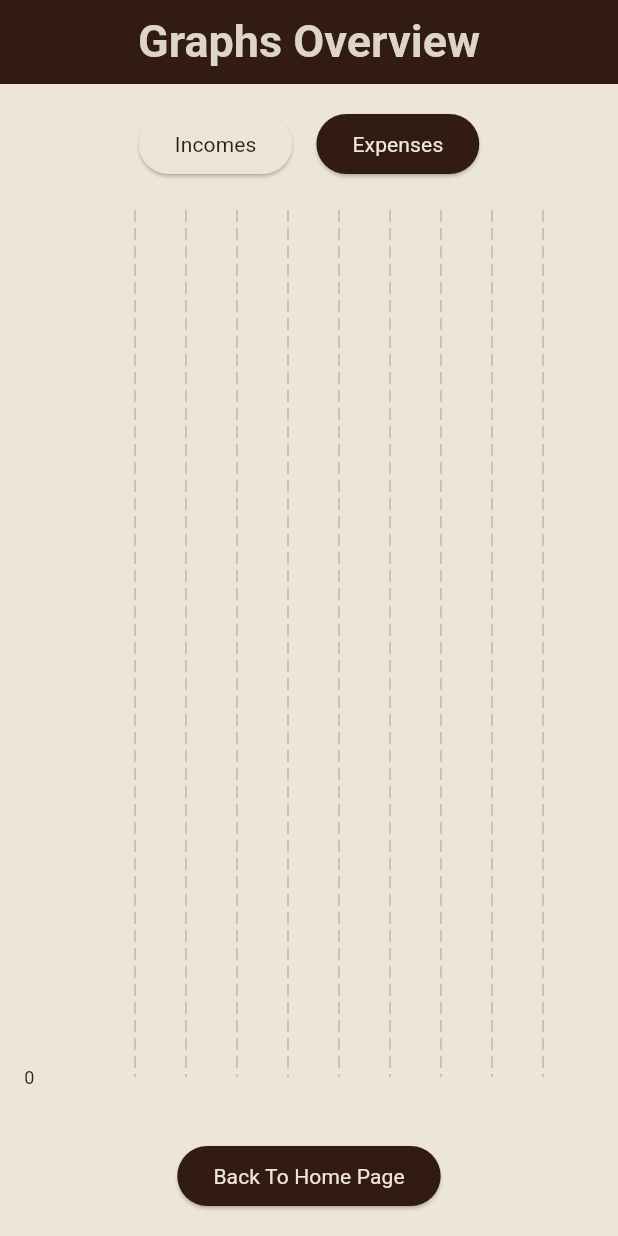
After one commit to Ismail-Saud/ExpenseTracker, a Flutter app: the screen it shows once a user with an empty profile is signed in, after a tap on "View Bar Graph", on a phone screen of 412 x 824 dp. The commit adds this screen. Run offline on Flutter 3.47's test engine with Material 3 defaults, Android fonts, the phone set to English and light mode, and no system bars; drawn by our look-alikes of fl_chart; our stand-ins replace cloud_firestore, firebase_auth, firebase_core; accounts and stored records are empty; generated files the repository leaves out were written again; statements that could not run were skipped.

Commit message:
Added Bar Graph

```diff
--- /dev/null
+++ b/lib/graphpage.dart
@@ -0,0 +1,188 @@
+// graphspage.dart
+import 'package:flutter/material.dart';
+import 'package:fl_chart/fl_chart.dart';
+
+class GraphsPage extends StatelessWidget {
+  final Map<String, double> incomeCategoryTotals;
+  final Map<String, double> expenseCategoryTotals;
+
+  const GraphsPage({
+    super.key,
+    required this.incomeCategoryTotals,
+    required this.expenseCategoryTotals,
+  });
+
+  @override
+  Widget build(BuildContext context) {
+    return Scaffold(
+      appBar: AppBar(
+        automaticallyImplyLeading: false,
+        title: Center(
+          child: const Text(
+            "Graphs Overview",
+            style: TextStyle(
+              fontSize: 30,
+              fontWeight: FontWeight.bold,
+              color: Color.fromARGB(255, 221, 214, 199),
+            ),
+          ),
+        ),
+        backgroundColor: Color(0xFF321B15),
+      ),
+      body: Padding(
+        padding: const EdgeInsets.all(16.0),
+        child: IncomeExpenseBarChart(
+          incomeCategoryTotals: incomeCategoryTotals,
+          expenseCategoryTotals: expenseCategoryTotals,
+        ),
+      ),
+    );
+  }
+}
+
+class IncomeExpenseBarChart extends StatefulWidget {
+  final Map<String, double> incomeCategoryTotals;
+  final Map<String, double> expenseCategoryTotals;
+
+  const IncomeExpenseBarChart({
+    super.key,
+    required this.incomeCategoryTotals,
+    required this.expenseCategoryTotals,
+  });
+
+  @override
+  State<IncomeExpenseBarChart> createState() => _IncomeExpenseBarChartState();
+}
+
+class _IncomeExpenseBarChartState extends State<IncomeExpenseBarChart> {
+  bool showIncome = false;
+
+  @override
+  Widget build(BuildContext context) {
+    final Map<String, double> displayData =
+        showIncome ? widget.incomeCategoryTotals : widget.expenseCategoryTotals;
+
+    final List<String> categories = displayData.keys.toList();
+    final List<double> values = displayData.values.toList();
+
+    return Column(
+      children: [
+        Row(
+          mainAxisAlignment: MainAxisAlignment.center,
+          children: [
+            ElevatedButton(
+              onPressed: () {
+                setState(() {
+                  showIncome = true;
+                });
+              },
+              style: ElevatedButton.styleFrom(
+                backgroundColor:
+                    showIncome
+                        ? const Color(0xFF321B15)
+                        : const Color(0xFFECE5D8),
+                foregroundColor:
+                    showIncome
+                        ? const Color(0xFFECE5D8)
+                        : const Color(0xFF321B15),
+              ),
+              child: const Text("Incomes"),
+            ),
+            const SizedBox(width: 16),
+            ElevatedButton(
+              onPressed: () {
+                setState(() {
+                  showIncome = false;
+                });
+              },
+              style: ElevatedButton.styleFrom(
+                backgroundColor:
+                    !showIncome
+                        ? const Color(0xFF321B15)
+                        : const Color(0xFFECE5D8),
+                foregroundColor:
+                    !showIncome
+                        ? const Color(0xFFECE5D8)
+                        : const Color(0xFF321B15),
+              ),
+              child: const Text("Expenses"),
+            ),
+          ],
+        ),
+        const SizedBox(height: 20),
+        Expanded(
+          child: BarChart(
+            BarChartData(
+              barGroups: [
+                for (int i = 0; i < categories.length; i++)
+                  BarChartGroupData(
+                    x: i,
+                    barRods: [
+                      BarChartRodData(
+                        toY: values[i],
+                        color: showIncome ? Colors.green : Colors.red,
+                        width: 22,
+                        borderRadius: BorderRadius.circular(4),
+                      ),
+                    ],
+                  ),
+              ],
+              titlesData: FlTitlesData(
+                bottomTitles: AxisTitles(
+                  sideTitles: SideTitles(
+                    showTitles: true,
+                    reservedSize: 42,
+                    getTitlesWidget: (value, meta) {
+                      int index = value.toInt();
+                      if (index < categories.length) {
+                        return Padding(
+                          padding: const EdgeInsets.only(top: 8.0),
+                          child: Text(
+                            categories[index],
+                            style: const TextStyle(fontSize: 10),
+                            textAlign: TextAlign.center,
+                          ),
+                        );
+                      }
+                      return const SizedBox();
+                    },
+                  ),
+                ),
+                leftTitles: AxisTitles(
+                  sideTitles: SideTitles(
+                    showTitles: true,
+                    getTitlesWidget: (value, meta) {
+                      return Text(
+                        value.toInt().toString(),
+                        style: const TextStyle(fontSize: 12),
+                      );
+                    },
+                    reservedSize: 40,
+                  ),
+                ),
+                topTitles: AxisTitles(
+                  sideTitles: SideTitles(showTitles: false),
+                ),
+                rightTitles: AxisTitles(
+                  sideTitles: SideTitles(showTitles: false),
+                ),
+              ),
+              gridData: FlGridData(show: true),
+              borderData: FlBorderData(show: false),
+            ),
+          ),
+        ),
+        ElevatedButton(
+          onPressed: () {
+            Navigator.pushNamed(context, "/homepage");
+          },
+          style: ElevatedButton.styleFrom(
+            backgroundColor: const Color(0xFF321B15),
+            foregroundColor: const Color(0xFFECE5D8),
+          ),
+          child: Text("Back To Home Page"),
+        ),
+      ],
+    );
+  }
+}
--- a/lib/homepage.dart
+++ b/lib/homepage.dart
@@ -1,6 +1,7 @@
 import 'package:flutter/material.dart';
 import 'package:cloud_firestore/cloud_firestore.dart';
 import 'package:firebase_auth/firebase_auth.dart';
+import 'package:expensetracker/graphpage.dart';
 
 class HomePage extends StatelessWidget {
   const HomePage({super.key});
@@ -296,6 +297,41 @@ class ButtonatBottom extends StatefulWidget {
 }
 
 class _ButtonatBottomState extends State<ButtonatBottom> {
+  Future<Map<String, dynamic>> fetchGraphData() async {
+    final uid = FirebaseAuth.instance.currentUser?.uid;
+    if (uid == null) return {};
+
+    final snapshot = await FirebaseFirestore.instance
+        .collection('users')
+        .doc(uid)
+        .collection('transactions')
+        .get();
+
+    double totalIncome = 0;
+    double totalExpenses = 0;
+    Map<String, double> categoryTotals = {};
+
+    for (var doc in snapshot.docs) {
+      final data = doc.data();
+      final amount = (data['amount'] ?? 0).toDouble();
+      final category = data['category'] ?? 'Unknown';
+
+      if (amount > 0) {
+        totalIncome += amount;
+      } else {
+        totalExpenses += amount;
+      }
+
+      categoryTotals[category] = (categoryTotals[category] ?? 0) + amount;
+    }
+
+    return {
+      'income': totalIncome,
+      'expenses': totalExpenses.abs(),
+      'categories': categoryTotals,
+    };
+  }
+
   @override
   Widget build(BuildContext context) {
     return Column(
@@ -329,6 +365,51 @@ class _ButtonatBottomState extends State<ButtonatBottom> {
           color: Color(0XFF321B15),
         ),
         SizedBox(height: 10),
+       ElevatedButton(
+        onPressed: () async {
+          final uid = FirebaseAuth.instance.currentUser?.uid;
+          if (uid == null) return;
+
+          final snapshot = await FirebaseFirestore.instance
+              .collection('users')
+              .doc(uid)
+              .collection('transactions')
+              .get();
+
+          Map<String, double> incomeTotals = {};
+          Map<String, double> expenseTotals = {};
+
+          for (var doc in snapshot.docs) {
+            final data = doc.data();
+            String category = data['category'] ?? 'Other';
+            double amount = (data['amount'] ?? 0).toDouble();
+
+            if (amount > 0) {
+              incomeTotals[category] = (incomeTotals[category] ?? 0) + amount;
+            } else {
+              expenseTotals[category] = (expenseTotals[category] ?? 0) + amount.abs();
+            }
+          }
+
+          Navigator.push(
+            context,
+            MaterialPageRoute(
+              builder: (context) => GraphsPage(
+                incomeCategoryTotals: incomeTotals,
+                expenseCategoryTotals: expenseTotals,
+              ),
+            ),
+          );
+        },
+        style: ElevatedButton.styleFrom(
+          backgroundColor: const Color(0xFF321B15),
+          foregroundColor: const Color(0xFFECE5D8),
+        ),
+        child: const Text("View Bar Graph"),
+      ),
+
+
+
       ],
     );
   }
--- a/pubspec.yaml
+++ b/pubspec.yaml
@@ -30,6 +30,7 @@ environment:
 dependencies:
   flutter:
     sdk: flutter
+  fl_chart: ^0.66.2
 
   # The following adds the Cupertino Icons font to your application.
   # Use with the CupertinoIcons class for iOS style icons.
```
Also changed, not shown: pubspec.lock.
